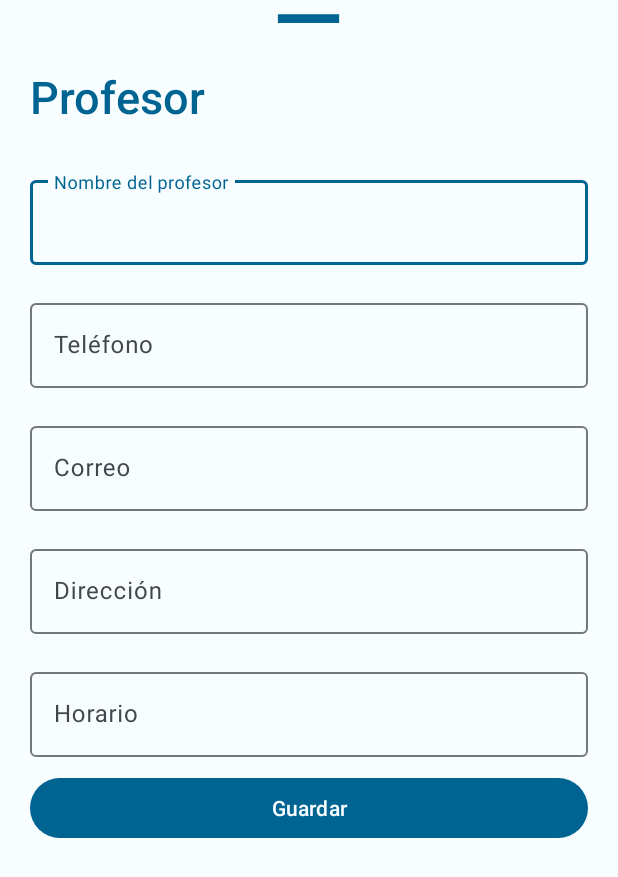
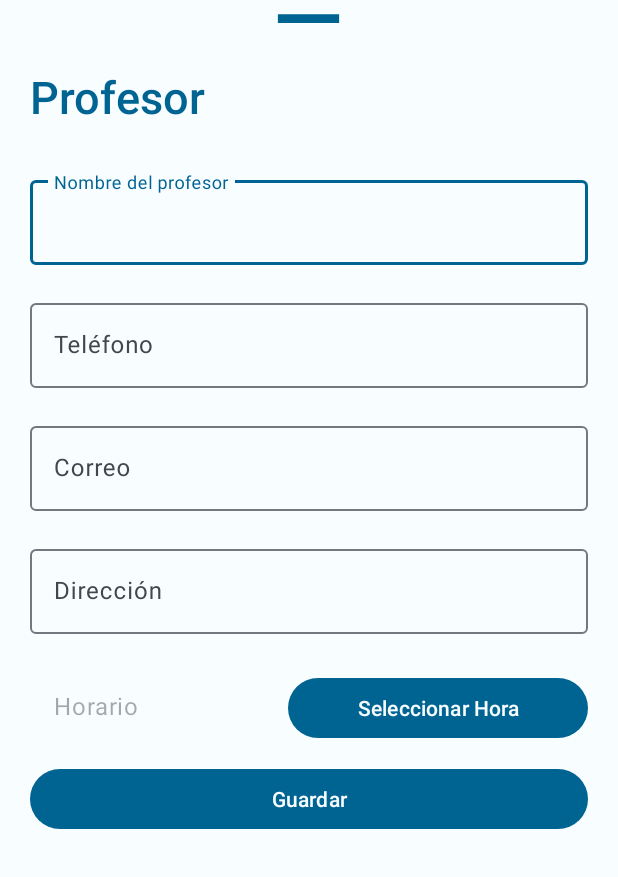
Before and after one commit to gabochepe007/ScholarFleet, an Android app built with Jetpack Compose: the layout formulariopro_fragment.xml on its own in the app's theme, with its tools: preview values and no code run, on a phone screen of 412 x 824 dp. Shown: the top 877 px of the screen. Run offline under Robolectric (Android 15) with nearby library versions, the phone set to English and light mode, and no system bars.

Commit message:
Aqui se validan los campos y se agrega el selector de hora

```diff
--- a/app/src/main/res/layout/formulariopro_fragment.xml
+++ b/app/src/main/res/layout/formulariopro_fragment.xml
@@ -88,13 +88,31 @@
         android:layout_marginVertical="10dp"
         android:layout_marginHorizontal="20dp">
 
-        <com.google.android.material.textfield.TextInputEditText
+        <LinearLayout
             android:layout_width="match_parent"
-            android:layout_height="match_parent"
-            android:id="@+id/etHorarioProfesor"
-            android:hint="Horario">
-        </com.google.android.material.textfield.TextInputEditText>
+            android:layout_height="wrap_content"
+            android:orientation="horizontal">
+
+            <com.google.android.material.textfield.TextInputEditText
+                android:id="@+id/etHorarioProfesor"
+                android:layout_width="134dp"
+                android:layout_height="56dp"
+                android:layout_weight="1"
+                android:clickable="true"
+                android:hint="Horario"></com.google.android.material.textfield.TextInputEditText>
+
+            <com.google.android.material.button.MaterialButton
+                android:id="@+id/btnHora"
+                android:layout_width="200dp"
+                android:layout_height="wrap_content"
+                android:layout_marginStart="8dp"
+                android:text="Seleccionar Hora"
+                android:textColor="@color/md_theme_light_background"
+                app:backgroundTint="@color/md_theme_dark_inversePrimary" />
+        </LinearLayout>
     </com.google.android.material.textfield.TextInputLayout>
+
+
 
     <com.google.android.material.button.MaterialButton
         android:id="@+id/btnGuardarProfesor"
```
Also changed, not shown: app/src/main/java/com/example/scholarfleet/FormularioProFragment.kt (+118 -9 lines).
